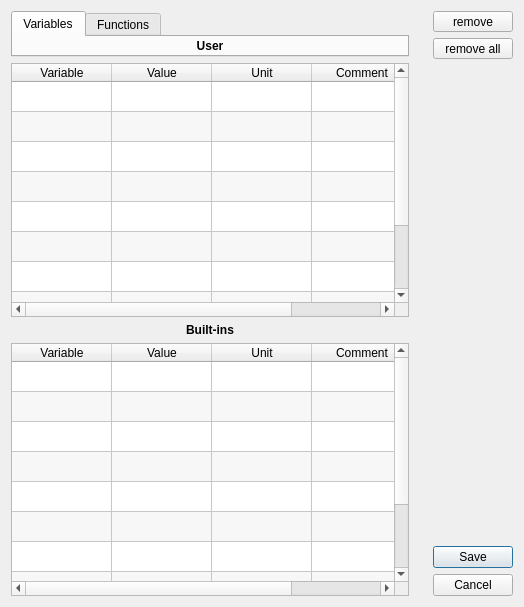
The window that FalconCalcQt/VariablesFunctionsDialog.ui (solyoma/FalconCalc) describes before a commit, drawn with Qt 5.
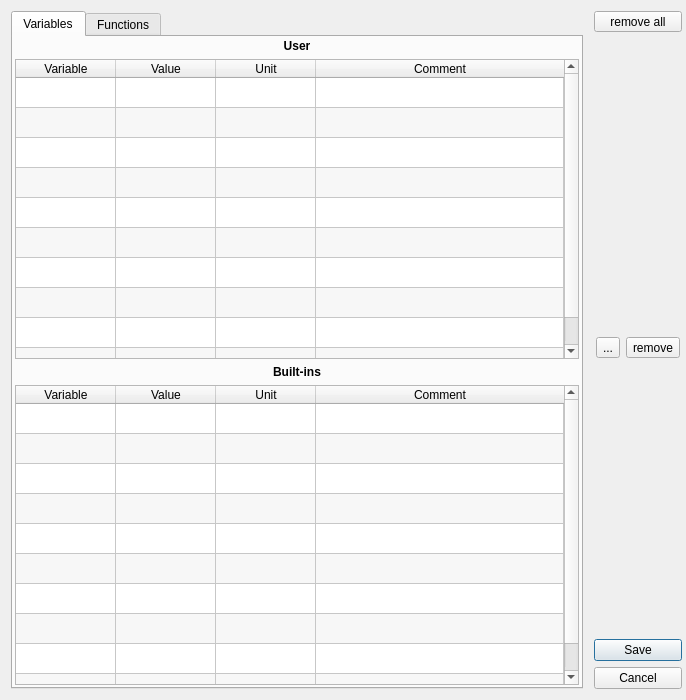
The same window after the commit. Icons and pictures are not drawn.

Commit message: WIP bugfix: dialogs smapped when shown and move with main window until they are moved changed layout of dialogs added resources

The edit to the form file:
```diff
--- a/FalconCalcQt/VariablesFunctionsDialog.ui
+++ b/FalconCalcQt/VariablesFunctionsDialog.ui
@@ -6,8 +6,8 @@
    <rect>
     <x>0</x>
     <y>0</y>
-    <width>524</width>
-    <height>607</height>
+    <width>686</width>
+    <height>700</height>
    </rect>
   </property>
   <property name="windowTitle">
@@ -18,6 +18,9 @@
     <normaloff>:/FalconCalcQt/ResourcesQt/program.ico</normaloff>:/FalconCalcQt/ResourcesQt/program.ico</iconset>
   </property>
   <layout class="QHBoxLayout" name="horizontalLayout">
+   <property name="spacing">
+    <number>0</number>
+   </property>
    <property name="leftMargin">
     <number>2</number>
    </property>
@@ -48,21 +51,18 @@
          <attribute name="title">
           <string>Variables</string>
          </attribute>
-         <layout class="QHBoxLayout" name="horizontalLayout_3">
-          <property name="spacing">
-           <number>1</number>
-          </property>
+         <layout class="QVBoxLayout" name="verticalLayout_3">
           <property name="leftMargin">
-           <number>1</number>
+           <number>2</number>
           </property>
           <property name="topMargin">
-           <number>1</number>
+           <number>2</number>
           </property>
           <property name="rightMargin">
-           <number>1</number>
+           <number>2</number>
           </property>
           <property name="bottomMargin">
-           <number>1</number>
+           <number>2</number>
           </property>
           <item>
            <widget class="QLabel" name="label_3">
@@ -83,27 +83,147 @@
             </property>
            </widget>
           </item>
+          <item>
+           <widget class="QTableWidget" name="tblUserVars">
+            <property name="alternatingRowColors">
+             <bool>true</bool>
+            </property>
+            <property name="selectionBehavior">
+             <enum>QAbstractItemView::SelectRows</enum>
+            </property>
+            <property name="rowCount">
+             <number>10</number>
+            </property>
+            <property name="columnCount">
+             <number>4</number>
+            </property>
+            <attribute name="horizontalHeaderStretchLastSection">
+             <bool>true</bool>
+            </attribute>
+            <attribute name="verticalHeaderVisible">
+             <bool>false</bool>
+            </attribute>
+            <row/>
+            <row/>
+            <row/>
+            <row/>
+            <row/>
+            <row/>
+            <row/>
+            <row/>
+            <row/>
+            <row/>
+            <column>
+             <property name="text">
+              <string>Variable</string>
+             </property>
+            </column>
+            <column>
+             <property name="text">
+              <string>Value</string>
+             </property>
+            </column>
+            <column>
+             <property name="text">
+              <string>Unit</string>
+             </property>
+            </column>
+            <column>
+             <property name="text">
+              <string>Comment</string>
+             </property>
+            </column>
+           </widget>
+          </item>
+          <item>
+           <widget class="QLabel" name="label">
+            <property name="font">
+             <font>
+              <weight>75</weight>
+              <bold>true</bold>
+             </font>
+            </property>
+            <property name="lineWidth">
+             <number>0</number>
+            </property>
+            <property name="text">
+             <string>Built-ins</string>
+            </property>
+            <property name="alignment">
+             <set>Qt::AlignCenter</set>
+            </property>
+           </widget>
+          </item>
+          <item>
+           <widget class="QTableWidget" name="tblBuiltinVars">
+            <property name="alternatingRowColors">
+             <bool>true</bool>
+            </property>
+            <property name="selectionBehavior">
+             <enum>QAbstractItemView::SelectRows</enum>
+            </property>
+            <property name="rowCount">
+             <number>10</number>
+            </property>
+            <property name="columnCount">
+             <number>4</number>
+            </property>
+            <attribute name="horizontalHeaderStretchLastSection">
+             <bool>true</bool>
+            </attribute>
+            <attribute name="verticalHeaderVisible">
+             <bool>false</bool>
+            </attribute>
+            <row/>
+            <row/>
+            <row/>
+            <row/>
+            <row/>
+            <row/>
+            <row/>
+            <row/>
+            <row/>
+            <row/>
+            <column>
+             <property name="text">
+              <string>Variable</string>
+             </property>
+            </column>
+            <column>
+             <property name="text">
+              <string>Value</string>
+             </property>
+            </column>
+            <column>
+             <property name="text">
+              <string>Unit</string>
+             </property>
+            </column>
+            <column>
+             <property name="text">
+              <string>Comment</string>
+             </property>
+            </column>
+           </widget>
+          </item>
          </layout>
         </widget>
         <widget class="QWidget" name="tabFunc">
          <attribute name="title">
           <string>Functions</string>
          </attribute>
-         <layout class="QHBoxLayout" name="horizontalLayout_4">
-          <property name="spacing">
-           <number>1</number>
-          </property>
+         <layout class="QVBoxLayout" name="verticalLayout_4">
           <property name="leftMargin">
-           <number>1</number>
+           <number>2</number>
           </property>
           <property name="topMargin">
-           <number>1</number>
+           <number>2</number>
           </property>
           <property name="rightMargin">
-           <number>1</number>
+           <number>2</number>
           </property>
           <property name="bottomMargin">
-           <number>1</number>
+           <number>2</number>
           </property>
           <item>
            <widget class="QLabel" name="label_2">
@@ -121,12 +241,8 @@
             </property>
            </widget>
           </item>
-         </layout>
-        </widget>
-       </widget>
-      </item>
       <item>
-       <widget class="QTableWidget" name="tblUser">
+           <widget class="QTableWidget" name="tblUserFuncs">
         <property name="alternatingRowColors">
          <bool>true</bool>
         </property>
@@ -157,12 +273,12 @@
         <row/>
         <column>
          <property name="text">
-          <string>Variable</string>
+              <string>Function</string>
          </property>
         </column>
         <column>
          <property name="text">
-          <string>Value</string>
+              <string>Body</string>
          </property>
         </column>
         <column>
@@ -178,7 +294,7 @@
        </widget>
       </item>
       <item>
-       <widget class="QLabel" name="label">
+           <widget class="QLabel" name="label_4">
         <property name="font">
          <font>
           <weight>75</weight>
@@ -197,7 +313,7 @@
        </widget>
       </item>
       <item>
-       <widget class="QTableWidget" name="tblBuiltin">
+           <widget class="QTableWidget" name="tblBuiltinFuncs">
         <property name="alternatingRowColors">
          <bool>true</bool>
         </property>
@@ -228,12 +344,12 @@
         <row/>
         <column>
          <property name="text">
-          <string>Variable</string>
+              <string>Function</string>
          </property>
         </column>
         <column>
          <property name="text">
-          <string>Value</string>
+              <string>Body</string>
          </property>
         </column>
         <column>
@@ -246,6 +362,10 @@
           <string>Comment</string>
          </property>
         </column>
+           </widget>
+          </item>
+         </layout>
+        </widget>
        </widget>
       </item>
      </layout>
@@ -260,6 +380,12 @@
       </sizepolicy>
      </property>
      <layout class="QVBoxLayout" name="verticalLayout">
+      <property name="leftMargin">
+       <number>2</number>
+      </property>
+      <property name="rightMargin">
+       <number>2</number>
+      </property>
       <item>
        <layout class="QVBoxLayout">
         <property name="spacing">
@@ -277,26 +403,6 @@
         <property name="bottomMargin">
          <number>0</number>
         </property>
-        <item>
-         <widget class="QToolButton" name="btnRemove">
-          <property name="sizePolicy">
-           <sizepolicy hsizetype="Preferred" vsizetype="Fixed">
-            <horstretch>0</horstretch>
-            <verstretch>0</verstretch>
-           </sizepolicy>
-          </property>
-          <property name="toolTip">
-           <string>Remove selected item</string>
-          </property>
-          <property name="text">
-           <string>remove</string>
-          </property>
-          <property name="icon">
-           <iconset resource="FalconCalcQt.qrc">
-            <normaloff>:/FalconCalcQt/Resources/trashcan.png</normaloff>:/FalconCalcQt/Resources/trashcan.png</iconset>
-          </property>
-         </widget>
-        </item>
         <item>
          <widget class="QToolButton" name="btnRemoveAll">
           <property name="sizePolicy">
@@ -317,6 +423,79 @@
           </property>
          </widget>
         </item>
+        <item>
+         <spacer name="verticalSpacer">
+          <property name="orientation">
+           <enum>Qt::Vertical</enum>
+          </property>
+          <property name="sizeHint" stdset="0">
+           <size>
+            <width>20</width>
+            <height>40</height>
+           </size>
+          </property>
+         </spacer>
+        </item>
+        <item>
+         <widget class="QWidget" name="widget_3" native="true">
+          <property name="styleSheet">
+           <string notr="true"/>
+          </property>
+          <layout class="QHBoxLayout" name="horizontalLayout_4"/>
+         </widget>
+        </item>
+        <item>
+         <widget class="QWidget" name="widget_2" native="true">
+          <layout class="QHBoxLayout" name="horizontalLayout_2">
+           <property name="spacing">
+            <number>6</number>
+           </property>
+           <property name="leftMargin">
+            <number>2</number>
+           </property>
+           <property name="topMargin">
+            <number>2</number>
+           </property>
+           <property name="rightMargin">
+            <number>2</number>
+           </property>
+           <property name="bottomMargin">
+            <number>2</number>
+           </property>
+           <item>
+            <widget class="QToolButton" name="btnAddRow">
+             <property name="text">
+              <string>...</string>
+             </property>
+             <property name="icon">
+              <iconset resource="FalconCalcQt.qrc">
+               <normaloff>:/FalconCalcQt/Resources/add.png</normaloff>:/FalconCalcQt/Resources/add.png</iconset>
+             </property>
+            </widget>
+           </item>
+           <item>
+            <widget class="QToolButton" name="btnRemoveRow">
+             <property name="sizePolicy">
+              <sizepolicy hsizetype="Fixed" vsizetype="Fixed">
+               <horstretch>0</horstretch>
+               <verstretch>0</verstretch>
+              </sizepolicy>
+             </property>
+             <property name="toolTip">
+              <string>Remove selected item</string>
+             </property>
+             <property name="text">
+              <string>remove</string>
+             </property>
+             <property name="icon">
+              <iconset resource="FalconCalcQt.qrc">
+               <normaloff>:/FalconCalcQt/Resources/minus.png</normaloff>:/FalconCalcQt/Resources/minus.png</iconset>
+             </property>
+            </widget>
+           </item>
+          </layout>
+         </widget>
+        </item>
         <item>
          <spacer>
           <property name="orientation">
```
Left out of the diff: 8 changed lines with no effect on the pictures. Lines whose indentation alone changed are shown as unchanged. The commit also changes 11 other files.
